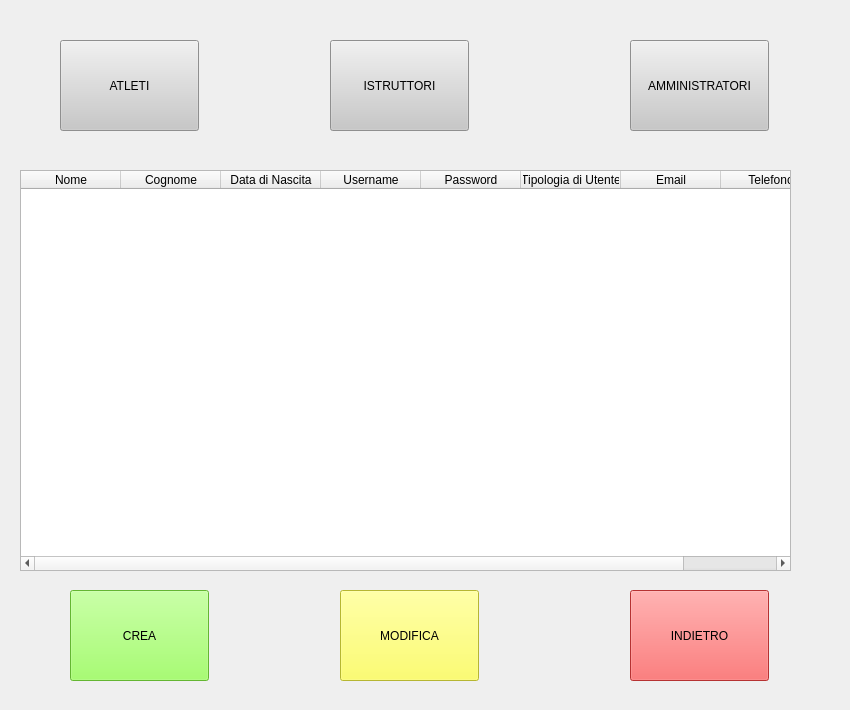
Old version of the form Boundaries/GestioneInformazioniPersonale/GestionePersonale.ui in the repository Diego30090/IngSoft_Palestra.
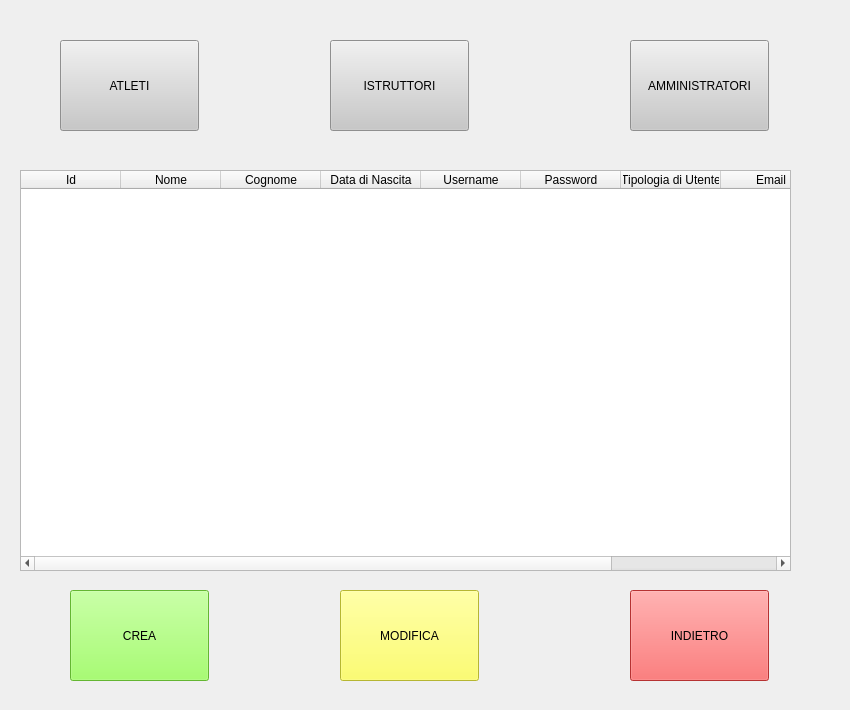
New version of the form.

```diff
--- a/Boundaries/GestioneInformazioniPersonale/GestionePersonale.ui
+++ b/Boundaries/GestioneInformazioniPersonale/GestionePersonale.ui
@@ -109,6 +109,11 @@
    <property name="alternatingRowColors">
     <bool>false</bool>
    </property>
+   <column>
+    <property name="text">
+     <string>Id</string>
+    </property>
+   </column>
    <column>
     <property name="text">
      <string>Nome</string>
```
